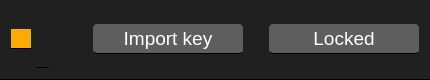
First picture: the form in src/wallet/walletitemframe.ui, repository lialvin/UOSWallet, before the edit.
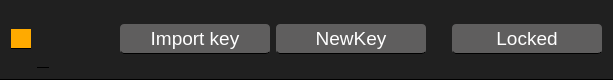
Second picture: the form after the edit.

What changed in the file:
```diff
--- a/src/wallet/walletitemframe.ui
+++ b/src/wallet/walletitemframe.ui
@@ -6,7 +6,7 @@
    <rect>
     <x>0</x>
     <y>0</y>
-    <width>430</width>
+    <width>613</width>
     <height>80</height>
    </rect>
   </property>
@@ -130,6 +130,30 @@
        </property>
       </widget>
      </item>
+     <item>
+      <widget class="QPushButton" name="pushButtonNewKey">
+       <property name="minimumSize">
+        <size>
+         <width>150</width>
+         <height>30</height>
+        </size>
+       </property>
+       <property name="font">
+        <font>
+         <family>Arial</family>
+         <pointsize>14</pointsize>
+        </font>
+       </property>
+       <property name="styleSheet">
+        <string notr="true">color: rgb(255, 255, 255);
+background-color: rgb(95, 94, 94);
+border-radius: 4px;</string>
+       </property>
+       <property name="text">
+        <string>NewKey</string>
+       </property>
+      </widget>
+     </item>
      <item>
       <spacer name="horizontalSpacer_2">
        <property name="orientation">
```
